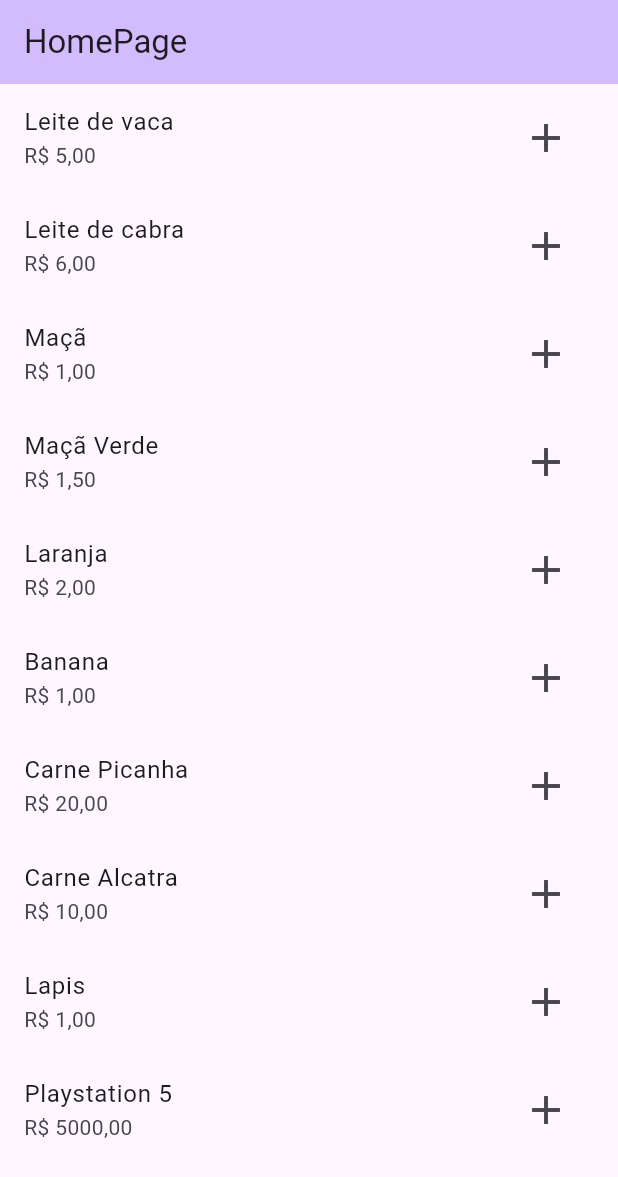
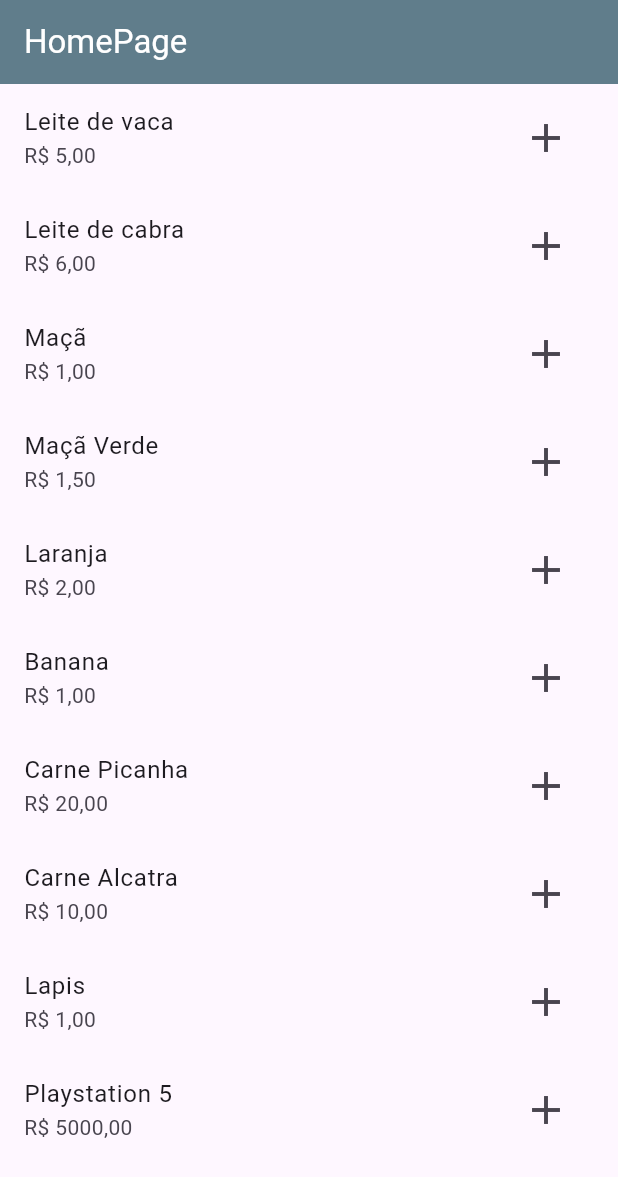
Before and after one commit to otaviohenrique1/app_ecommerce, a Flutter app: the screen it shows after launch, on a phone screen of 412 x 824 dp. Shown: the top 1177 px of the screen. Run offline on Flutter 3.47's test engine with Material 2 defaults, Android fonts, the phone set to English and light mode, and no system bars.

Commit message:
commit 5

```diff
--- a/lib/main.dart
+++ b/lib/main.dart
@@ -13,8 +13,15 @@ class MyApp extends StatelessWidget {
     return MaterialApp(
       title: 'Flutter Demo',
       theme: ThemeData(
-        colorScheme: ColorScheme.fromSeed(seedColor: Colors.deepPurple),
+        // colorScheme: ColorScheme.fromSeed(seedColor: Colors.deepPurple),
         useMaterial3: true,
+        appBarTheme: const AppBarTheme(
+          backgroundColor: Colors.blueGrey,
+          titleTextStyle: TextStyle(
+            color: Colors.white,
+            fontSize: 22,
+          ),
+        ),
       ),
       home: const HomePage(),
     );
--- a/lib/pages/home_page.dart
+++ b/lib/pages/home_page.dart
@@ -14,7 +14,7 @@ class _HomePageState extends State<HomePage> {
   Widget build(BuildContext context) {
     return Scaffold(
       appBar: AppBar(
-        backgroundColor: Theme.of(context).colorScheme.inversePrimary,
+        // backgroundColor: Theme.of(context).colorScheme.inversePrimary,
         title: const Text("HomePage"),
       ),
       body: ListView.builder(
```
